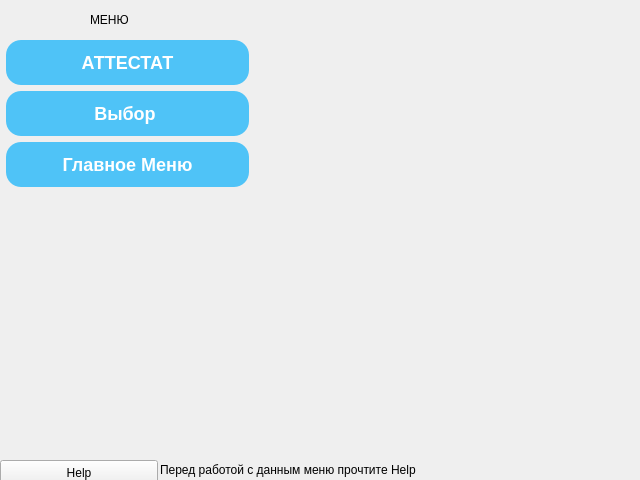
Gerakl1123/ARDA_Stud_Manager, file ui/contestwindow.ui: the form before one commit.
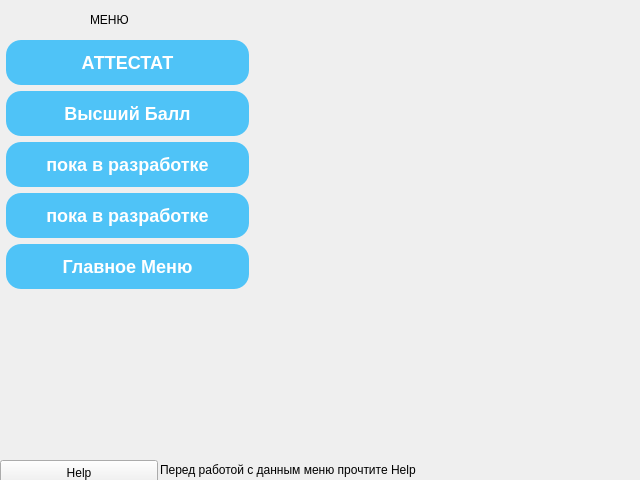
The form after the commit.

What changed in the file:
```diff
--- a/ui/contestwindow.ui
+++ b/ui/contestwindow.ui
@@ -55,7 +55,7 @@
      <x>0</x>
      <y>40</y>
      <width>249</width>
-     <height>261</height>
+     <height>331</height>
     </rect>
    </property>
    <layout class="QFormLayout" name="formLayout">
@@ -191,11 +191,11 @@
     }</string>
       </property>
       <property name="text">
-       <string>Выбор </string>
+       <string>Высший Балл</string>
       </property>
      </widget>
     </item>
-    <item row="2" column="1">
+    <item row="4" column="1">
      <widget class="QPushButton" name="pushButtonBackMain">
       <property name="styleSheet">
        <string notr="true"> QWidget {
@@ -263,6 +263,142 @@
       </property>
      </widget>
     </item>
+    <item row="2" column="1">
+     <widget class="QPushButton" name="pushButton">
+      <property name="styleSheet">
+       <string notr="true"> QWidget {
+        background: qlineargradient(x1:0, y1:0, x2:1, y2:1,
+                                    stop:0 #1e3c72, stop:1 #2a5298);
+        color: white;
+        font-family: 'Segoe UI', Tahoma, Geneva, Verdana, sans-serif;
+        font-size: 14px;
+    }
+
+    QGroupBox {
+        border: 1px solid rgba(255, 255, 255, 0.3);
+        border-radius: 8px;
+        margin-top: 15px;
+        padding: 10px 15px 15px 15px;
+        color: white;
+    }
+
+    QGroupBox:title {
+        subcontrol-origin: margin;
+        subcontrol-position: top left;
+        padding: 0 3px;
+        font-weight: bold;
+        font-size: 16px;
+    }
+
+    QLabel {
+        color: white;
+        font-weight: normal;
+        font-size: 14px;
+    }
+
+    QLineEdit {
+        background-color: rgba(255, 255, 255, 0.15);
+        border: none;
+        border-radius: 6px;
+        padding: 6px 10px;
+        color: white;
+        font-size: 14px;
+    }
+    QLineEdit::placeholder {
+        color: rgba(255, 255, 255, 0.5);
+    }
+
+    QPushButton {
+        background-color: #4fc3f7;
+        color: white;
+        border: none;
+        border-radius: 15px;
+        padding: 12px 30px;
+        font-size: 18px;
+        font-weight: bold;
+        transition: all 0.3s ease;
+        min-width: 180px;
+    }
+    QPushButton:hover {
+        background-color: #29b6f6;
+    }
+    QPushButton:pressed {
+        background-color: #1e88e5;
+    }</string>
+      </property>
+      <property name="text">
+       <string>пока в разработке</string>
+      </property>
+     </widget>
+    </item>
+    <item row="3" column="1">
+     <widget class="QPushButton" name="pushButton_2">
+      <property name="styleSheet">
+       <string notr="true"> QWidget {
+        background: qlineargradient(x1:0, y1:0, x2:1, y2:1,
+                                    stop:0 #1e3c72, stop:1 #2a5298);
+        color: white;
+        font-family: 'Segoe UI', Tahoma, Geneva, Verdana, sans-serif;
+        font-size: 14px;
+    }
+
+    QGroupBox {
+        border: 1px solid rgba(255, 255, 255, 0.3);
+        border-radius: 8px;
+        margin-top: 15px;
+        padding: 10px 15px 15px 15px;
+        color: white;
+    }
+
+    QGroupBox:title {
+        subcontrol-origin: margin;
+        subcontrol-position: top left;
+        padding: 0 3px;
+        font-weight: bold;
+        font-size: 16px;
+    }
+
+    QLabel {
+        color: white;
+        font-weight: normal;
+        font-size: 14px;
+    }
+
+    QLineEdit {
+        background-color: rgba(255, 255, 255, 0.15);
+        border: none;
+        border-radius: 6px;
+        padding: 6px 10px;
+        color: white;
+        font-size: 14px;
+    }
+    QLineEdit::placeholder {
+        color: rgba(255, 255, 255, 0.5);
+    }
+
+    QPushButton {
+        background-color: #4fc3f7;
+        color: white;
+        border: none;
+        border-radius: 15px;
+        padding: 12px 30px;
+        font-size: 18px;
+        font-weight: bold;
+        transition: all 0.3s ease;
+        min-width: 180px;
+    }
+    QPushButton:hover {
+        background-color: #29b6f6;
+    }
+    QPushButton:pressed {
+        background-color: #1e88e5;
+    }</string>
+      </property>
+      <property name="text">
+       <string>пока в разработке</string>
+      </property>
+     </widget>
+    </item>
    </layout>
   </widget>
   <widget class="QLabel" name="labelMENU">
```
